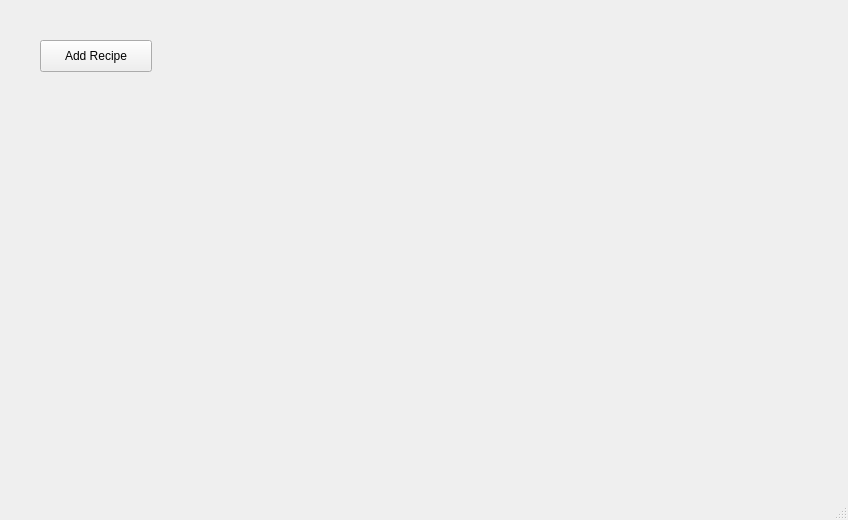
computoms/ThomChef, file views/thomchefwindow.ui: the form before one commit.
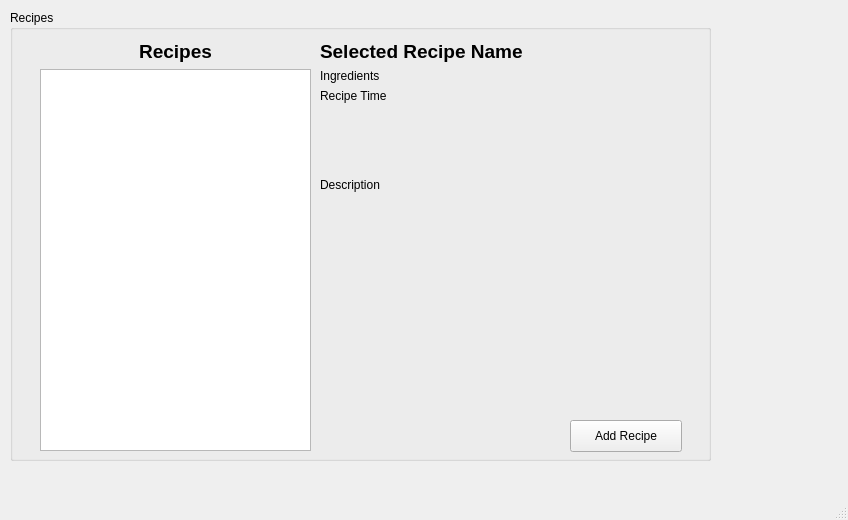
The form after the commit.

Commit message: Implements the list of recipes with the details view

What changed in the file:
```diff
--- a/views/thomchefwindow.ui
+++ b/views/thomchefwindow.ui
@@ -14,18 +14,133 @@
    <string>MainWindow</string>
   </property>
   <widget class="QWidget" name="centralwidget">
-   <widget class="QPushButton" name="button_addrecipe">
+   <widget class="QGroupBox" name="groupBox">
     <property name="geometry">
      <rect>
-      <x>40</x>
-      <y>40</y>
-      <width>112</width>
-      <height>32</height>
+      <x>10</x>
+      <y>10</y>
+      <width>701</width>
+      <height>451</height>
      </rect>
     </property>
-    <property name="text">
-     <string>Add Recipe</string>
+    <property name="title">
+     <string>Recipes</string>
     </property>
+    <widget class="QPushButton" name="button_addrecipe">
+     <property name="geometry">
+      <rect>
+       <x>560</x>
+       <y>410</y>
+       <width>112</width>
+       <height>32</height>
+      </rect>
+     </property>
+     <property name="text">
+      <string>Add Recipe</string>
+     </property>
+    </widget>
+    <widget class="QWidget" name="gridLayoutWidget">
+     <property name="geometry">
+      <rect>
+       <x>30</x>
+       <y>30</y>
+       <width>271</width>
+       <height>411</height>
+      </rect>
+     </property>
+     <layout class="QGridLayout" name="gridLayout">
+      <item row="1" column="0">
+       <widget class="QListWidget" name="listrecipes"/>
+      </item>
+      <item row="0" column="0">
+       <widget class="QLabel" name="label_recipeList">
+        <property name="text">
+         <string>&lt;html&gt;&lt;head/&gt;&lt;body&gt;&lt;p&gt;&lt;span style=&quot; font-size:14pt; font-weight:600;&quot;&gt;Recipes&lt;/span&gt;&lt;/p&gt;&lt;/body&gt;&lt;/html&gt;</string>
+        </property>
+        <property name="alignment">
+         <set>Qt::AlignCenter</set>
+        </property>
+       </widget>
+      </item>
+     </layout>
+    </widget>
+    <widget class="QWidget" name="gridLayoutWidget_2">
+     <property name="geometry">
+      <rect>
+       <x>310</x>
+       <y>30</y>
+       <width>371</width>
+       <height>371</height>
+      </rect>
+     </property>
+     <layout class="QGridLayout" name="gridLayout_2">
+      <item row="1" column="0">
+       <widget class="QLabel" name="label_recipeIngredients">
+        <property name="sizePolicy">
+         <sizepolicy hsizetype="Preferred" vsizetype="Minimum">
+          <horstretch>0</horstretch>
+          <verstretch>0</verstretch>
+         </sizepolicy>
+        </property>
+        <property name="text">
+         <string>Ingredients</string>
+        </property>
+       </widget>
+      </item>
+      <item row="2" column="0">
+       <widget class="QLabel" name="label_recipeTime">
+        <property name="sizePolicy">
+         <sizepolicy hsizetype="Preferred" vsizetype="Minimum">
+          <horstretch>0</horstretch>
+          <verstretch>0</verstretch>
+         </sizepolicy>
+        </property>
+        <property name="text">
+         <string>Recipe Time</string>
+        </property>
+       </widget>
+      </item>
+      <item row="0" column="0">
+       <widget class="QLabel" name="label_recipeName">
+        <property name="sizePolicy">
+         <sizepolicy hsizetype="Preferred" vsizetype="Minimum">
+          <horstretch>0</horstretch>
+          <verstretch>0</verstretch>
+         </sizepolicy>
+        </property>
+        <property name="text">
+         <string>&lt;html&gt;&lt;head/&gt;&lt;body&gt;&lt;p&gt;&lt;span style=&quot; font-size:14pt; font-weight:600;&quot;&gt;Selected Recipe Name&lt;/span&gt;&lt;/p&gt;&lt;/body&gt;&lt;/html&gt;</string>
+        </property>
+       </widget>
+      </item>
+      <item row="3" column="0">
+       <widget class="QLabel" name="label_recipeDescription">
+        <property name="sizePolicy">
+         <sizepolicy hsizetype="Preferred" vsizetype="Expanding">
+          <horstretch>0</horstretch>
+          <verstretch>0</verstretch>
+         </sizepolicy>
+        </property>
+        <property name="text">
+         <string>Description</string>
+        </property>
+       </widget>
+      </item>
+      <item row="4" column="0">
+       <spacer name="verticalSpacer">
+        <property name="orientation">
+         <enum>Qt::Vertical</enum>
+        </property>
+        <property name="sizeHint" stdset="0">
+         <size>
+          <width>20</width>
+          <height>40</height>
+         </size>
+        </property>
+       </spacer>
+      </item>
+     </layout>
+    </widget>
    </widget>
   </widget>
   <widget class="QMenuBar" name="menubar">
```
The commit also changes 9 other files.
